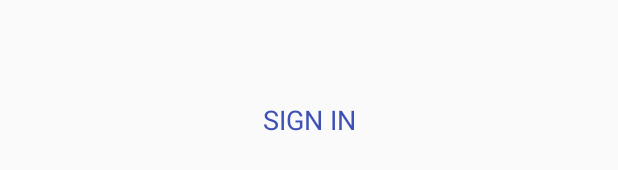
After one commit to CIS4914Spring19AttendanceApplication/android, an Android app: the layout dashboard.xml on its own in the app's theme, with its tools: preview values and no code run, on a phone screen of 412 x 824 dp. The commit adds this screen. Shown: the part 492-662 px from the top of the screen. Run offline under Robolectric (Android 15) with nearby library versions, the phone set to English and light mode, and no system bars.

Commit message:
Dashboard

```diff
--- a/app/src/main/java/com/auth0/samples/MainActivity.java
+++ b/app/src/main/java/com/auth0/samples/MainActivity.java
@@ -17,9 +17,6 @@ import com.auth0.android.provider.AuthCallback;
 import com.auth0.android.provider.WebAuthProvider;
 import com.auth0.android.result.Credentials;
 
-/**
- * Created by lbalmaceda on 5/10/17.
- */
 
 public class MainActivity extends Activity {
 
--- /dev/null
+++ b/app/src/main/res/layout/dashboard.xml
@@ -0,0 +1,26 @@
+<?xml version="1.0" encoding="utf-8"?>
+<android.support.constraint.ConstraintLayout
+    xmlns:android="http://schemas.android.com/apk/res/android"
+    xmlns:app="http://schemas.android.com/apk/res-auto"
+    xmlns:tools="http://schemas.android.com/tools"
+    android:layout_width="match_parent"
+    android:layout_height="match_parent">
+
+    <Button
+        android:id="@+id/SignIn"
+        style="@style/Widget.AppCompat.Button.Borderless"
+        android:layout_width="wrap_content"
+        android:layout_height="wrap_content"
+        android:layout_marginStart="8dp"
+        android:layout_marginTop="8dp"
+        android:layout_marginEnd="8dp"
+        android:layout_marginBottom="16dp"
+        android:fontFamily="sans-serif"
+        android:text="Sign In"
+        android:textColor="@color/colorPrimary"
+        android:textSize="18sp"
+        app:layout_constraintBottom_toBottomOf="parent"
+        app:layout_constraintEnd_toEndOf="parent"
+        app:layout_constraintStart_toStartOf="parent"
+        app:layout_constraintTop_toTopOf="parent" />
+</android.support.constraint.ConstraintLayout>
--- a/app/src/main/res/values/strings.xml
+++ b/app/src/main/res/values/strings.xml
@@ -5,4 +5,5 @@
     <string name="com_auth0_domain">rollcall-app.auth0.com</string>
     <string name="qr_description">Scan the QR Code to Sign In!</string>
     <string name="welcome">Welcome, !</string>
+    <string name="SignIn">Sign In</string>
 </resources>
```
Also changed, not shown: app/src/main/AndroidManifest.xml (+7 -2 lines), app/src/main/java/com/auth0/samples/Dashboard.java (+35 -0 lines).
